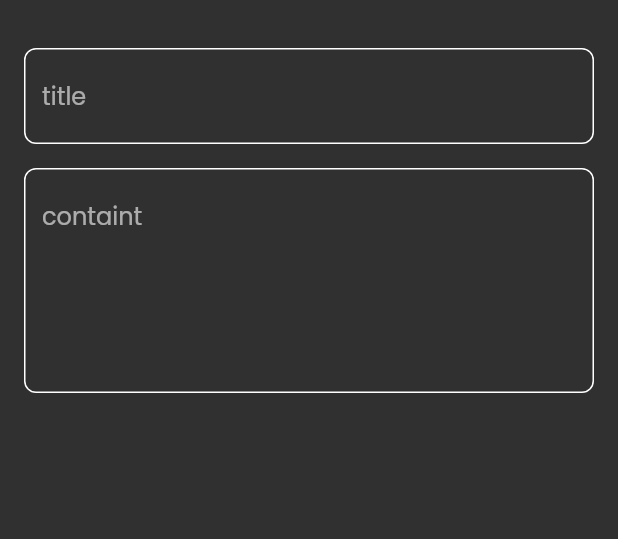
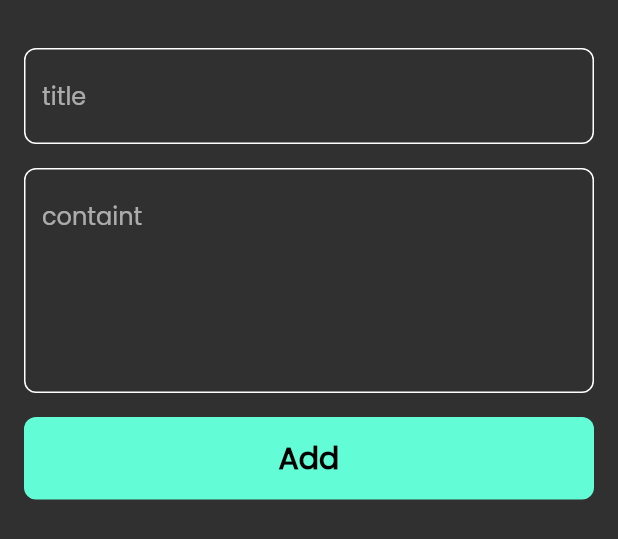
Before and after one commit to AbdallahALdaraimli/note_app, a Flutter app: the AddNoteButtomSheet widget shown alone on an empty page, opened directly, on a phone screen of 412 x 824 dp. Shown: the top 539 px of the screen. Run offline on Flutter 3.47's test engine with Material 2 defaults, Android fonts, the phone set to English and light mode, and no system bars.

Commit message:
finish notes buttom sheets

```diff
--- a/lib/widget/add_note_buttom_sheet.dart
+++ b/lib/widget/add_note_buttom_sheet.dart
@@ -1,4 +1,6 @@
 import 'package:flutter/material.dart';
+import 'package:note_app/constants.dart';
+import 'package:note_app/widget/custom_button.dart';
 import 'package:note_app/widget/custom_text_filed.dart';
 
 class AddNoteButtomSheet extends StatelessWidget {
@@ -8,6 +10,7 @@ class AddNoteButtomSheet extends StatelessWidget {
   Widget build(BuildContext context) {
     return const Padding(
       padding: EdgeInsets.symmetric(horizontal: 16),
+      child: SingleChildScrollView(
         child: Column(children: [
           SizedBox(
             height: 32,
@@ -15,12 +18,22 @@ class AddNoteButtomSheet extends StatelessWidget {
           CustemTextField(
             hint: 'title',
           ),
-        SizedBox(height: 16),
+          SizedBox(
+            height: 16,
+          ),
           CustemTextField(
             hint: 'containt',
             maxLines: 5,
           ),
+          SizedBox(
+            height: 16,
+          ),
+          CustomButton(),
+          SizedBox(
+            height: 16,
+          ),
         ]),
+      ),
     );
   }
 }
--- /dev/null
+++ b/lib/widget/custom_button.dart
@@ -0,0 +1,22 @@
+import 'package:flutter/material.dart';
+import 'package:note_app/constants.dart';
+
+class CustomButton extends StatelessWidget {
+  const CustomButton({super.key});
+
+  @override
+  Widget build(BuildContext context) {
+    return Container(
+        decoration: BoxDecoration(
+            color: KPrimarycolor, borderRadius: BorderRadius.circular(8)),
+        width: MediaQuery.of(context).size.width,
+        height: 55,
+        child: const Center(
+          child: Text('Add',
+              style: TextStyle(
+                  color: Colors.black,
+                  fontSize: 20,
+                  fontWeight: FontWeight.bold)),
+        ));
+  }
+}
```
Lines whose indentation alone changed are shown as unchanged.
